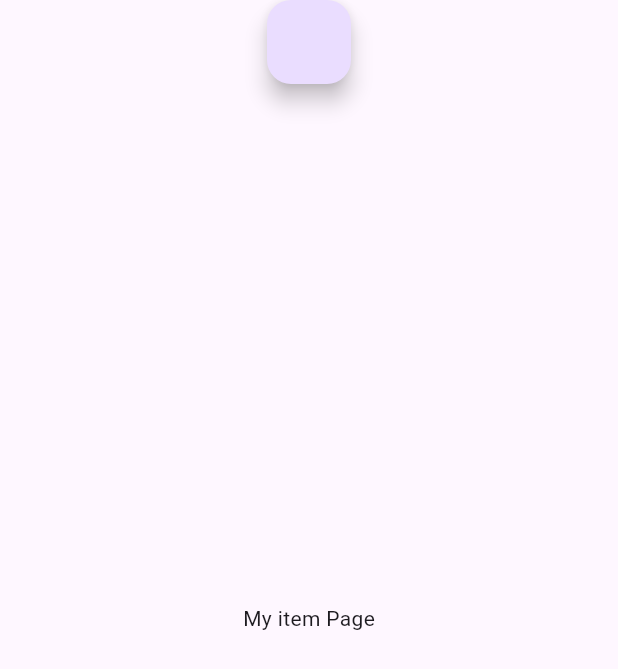
After one commit to Goe88/app_msmk_-minima, a Flutter app: the MyNewPage screen opened directly, on a phone screen of 412 x 824 dp. The commit adds this screen. Shown: the top 669 px of the screen. Run offline on Flutter 3.47's test engine with Material 3 defaults, Android fonts, the phone set to English and light mode, and no system bars.

Commit message:
new boton

```diff
--- /dev/null
+++ b/lib/ui/pages/new_page.dart
@@ -0,0 +1,16 @@
+import 'package:flutter/material.dart';
+
+class MyNewPage extends StatelessWidget {
+  const MyNewPage({super.key});
+
+  @override
+  Widget build(BuildContext context) {
+    return Scaffold(
+      floatingActionButtonLocation: FloatingActionButtonLocation.centerTop,
+       floatingActionButton: FloatingActionButton(onPressed: (){Navigator.pop(context);}),
+      body: Center(
+        child: Text("My item Page"),
+      ),
+    );
+  }
+}
--- a/lib/ui/pages/todos_page.dart
+++ b/lib/ui/pages/todos_page.dart
@@ -1,4 +1,5 @@
 import 'package:first_app_flutter/providers/todo_list/todo_list_provider.dart';
+import 'package:first_app_flutter/ui/pages/new_page.dart';
 import 'package:first_app_flutter/ui/widgets/create_todo_widget.dart';
 import 'package:first_app_flutter/ui/widgets/show_todos_widget.dart';
 import 'package:first_app_flutter/ui/widgets/todo_header_widget.dart';
@@ -13,6 +14,10 @@ class TodosPage extends StatelessWidget {
     final todos = context.watch<TodoListProvider>().state.todos;
 
     return Scaffold(
+      floatingActionButton: FloatingActionButton(onPressed: (){Navigator.push(
+              context,
+              MaterialPageRoute(builder: (context) => MyNewPage()),
+            );}),
       body: ListView(
         children: [
           const SizedBox(height: 70),
```
Also changed, not shown: lib/providers/todo_list/todo_list_provider.dart (+8 -5 lines), lib/ui/widgets/todo_item_widget.dart (+7 -0 lines).
